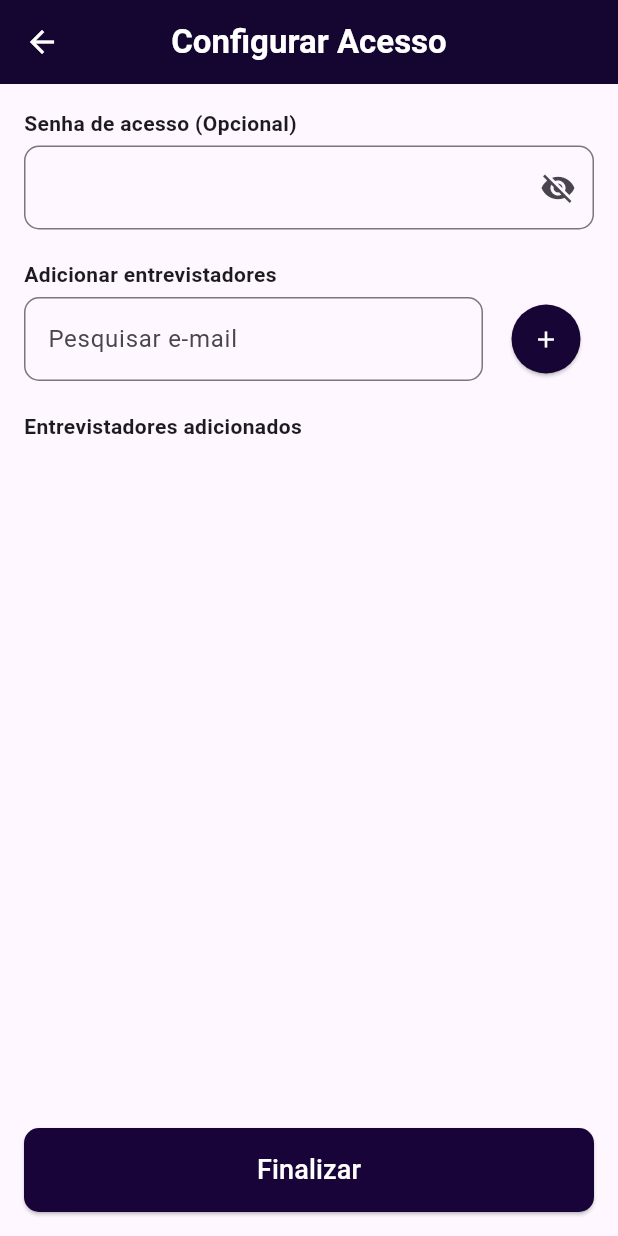
After one commit to RayDaBahia/Engenharia-de-Software, a Flutter app: the ConfigurarAcessoScreen screen opened by its route, on a phone screen of 412 x 824 dp. The commit adds this screen. Run offline on Flutter 3.47's test engine with Material 3 defaults, Android fonts, the phone set to English and light mode, and no system bars; our stand-ins replace cloud_firestore, firebase_auth, firebase_core, google_sign_in, image_picker; accounts and stored records are empty.

Commit message:
Tela de configurações - lógica incompleta

```diff
--- /dev/null
+++ b/uesb_forms/lib/Telas/Formulario/ConfigurarAcesso.dart
@@ -0,0 +1,202 @@
+import 'package:flutter/material.dart';
+
+void main() {
+  runApp(MaterialApp(
+    debugShowCheckedModeBanner: false,
+    home: ConfigurarAcessoScreen(),
+  ));
+}
+
+class ConfigurarAcessoScreen extends StatefulWidget {
+  @override
+  _ConfigurarAcessoScreenState createState() => _ConfigurarAcessoScreenState();
+}
+
+class _ConfigurarAcessoScreenState extends State<ConfigurarAcessoScreen> {
+  final TextEditingController _emailController = TextEditingController();
+  final TextEditingController _senhaController = TextEditingController();
+  bool _senhaVisivel = false;
+  List<Map<String, dynamic>> entrevistadores = [];
+
+  void _adicionarEntrevistador(String email) {
+    if (email.isNotEmpty && !entrevistadores.any((e) => e["email"] == email)) {
+      setState(() {
+        entrevistadores.add({
+          "email": email,
+          "selecionado": false,
+          "visivel": true, // Questionário visível por padrão
+          "ativo": true, // Entrevistador ativo por padrão
+        });
+      });
+      _emailController.clear();
+    }
+  }
+
+  void _removerEntrevistador(String email) {
+    setState(() {
+      entrevistadores.removeWhere((e) => e["email"] == email);
+    });
+  }
+
+  void _alternarSelecao(String email) {
+    setState(() {
+      for (var entrevistador in entrevistadores) {
+        if (entrevistador["email"] == email) {
+          entrevistador["selecionado"] = !entrevistador["selecionado"];
+        }
+      }
+    });
+  }
+
+  void _alternarVisibilidade(String email) {
+    setState(() {
+      for (var entrevistador in entrevistadores) {
+        if (entrevistador["email"] == email) {
+          entrevistador["visivel"] = !entrevistador["visivel"];
+        }
+      }
+    });
+  }
+
+  void _alternarAtivo(String email) {
+    setState(() {
+      for (var entrevistador in entrevistadores) {
+        if (entrevistador["email"] == email) {
+          entrevistador["ativo"] = !entrevistador["ativo"];
+        }
+      }
+    });
+  }
+
+  @override
+  Widget build(BuildContext context) {
+    return Scaffold(
+      appBar: AppBar(
+        backgroundColor: const Color.fromRGBO(21, 5, 49, 1),
+        leading: IconButton(
+          icon: Icon(Icons.arrow_back, color: Colors.white),
+          onPressed: () {
+            Navigator.pop(context);
+          },
+        ),
+        title: Text("Configurar Acesso",
+            style: TextStyle(fontWeight: FontWeight.bold, color: Colors.white)),
+        centerTitle: true,
+      ),
+      body: Padding(
+        padding: const EdgeInsets.all(16.0),
+        child: Column(
+          crossAxisAlignment: CrossAxisAlignment.start,
+          children: [
+            Text("Senha de acesso (Opcional)", style: TextStyle(fontWeight: FontWeight.bold)),
+            SizedBox(height: 5),
+            TextField(
+              controller: _senhaController,
+              obscureText: !_senhaVisivel,
+              decoration: InputDecoration(
+                border: OutlineInputBorder(borderRadius: BorderRadius.circular(10)),
+                suffixIcon: IconButton(
+                  icon: Icon(_senhaVisivel ? Icons.visibility : Icons.visibility_off),
+                  onPressed: () {
+                    setState(() {
+                      _senhaVisivel = !_senhaVisivel;
+                    });
+                  },
+                ),
+              ),
+            ),
+            SizedBox(height: 20),
+            Text("Adicionar entrevistadores", style: TextStyle(fontWeight: FontWeight.bold)),
+            SizedBox(height: 5),
+            Row(
+              children: [
+                Expanded(
+                  child: TextField(
+                    controller: _emailController,
+                    decoration: InputDecoration(
+                      hintText: "Pesquisar e-mail",
+                      border: OutlineInputBorder(borderRadius: BorderRadius.circular(10)),
+                    ),
+                    onSubmitted: _adicionarEntrevistador,
+                  ),
+                ),
+                SizedBox(width: 10),
+                ElevatedButton(
+                  style: ElevatedButton.styleFrom(
+                    backgroundColor: const Color.fromARGB(255, 23, 5, 53),
+                    shape: CircleBorder(),
+                    padding: EdgeInsets.all(14),
+                  ),
+                  onPressed: () => _adicionarEntrevistador(_emailController.text),
+                  child: Icon(Icons.add, color: Colors.white),
+                ),
+              ],
+            ),
+            SizedBox(height: 20),
+            Text("Entrevistadores adicionados", style: TextStyle(fontWeight: FontWeight.bold)),
+            SizedBox(height: 5),
+            Expanded(
+              child: ListView.builder(
+                itemCount: entrevistadores.length,
+                itemBuilder: (context, index) {
+                  final entrevistador = entrevistadores[index];
+                  return Card(
+                    child: Padding(
+                      padding: const EdgeInsets.all(6.0),
+                      child: Column(
+                        children: [
+                          ListTile(
+                            leading: Checkbox(
+                              value: entrevistador["selecionado"],
+                              onChanged: (value) => _alternarSelecao(entrevistador["email"]),
+                            ),
+                            title: Text(entrevistador["email"]),
+                            trailing: IconButton(
+                              icon: Icon(Icons.delete, color: Colors.red),
+                              onPressed: () => _removerEntrevistador(entrevistador["email"]),
+                            ),
+                          ),
+                          Row(
+                            mainAxisAlignment: MainAxisAlignment.spaceBetween,
+                            children: [
+                              Text("Visível"),
+                              Switch(
+                                value: entrevistador["visivel"],
+                                onChanged: (value) => _alternarVisibilidade(entrevistador["email"]),
+                                activeColor: Colors.green,
+                              ),
+                              Text("Ativo"),
+                              Switch(
+                                value: entrevistador["ativo"],
+                                onChanged: (value) => _alternarAtivo(entrevistador["email"]),
+                                activeColor: Colors.blue,
+                              ),
+                            ],
+                          ),
+                        ],
+                      ),
+                    ),
+                  );
+                },
+              ),
+            ),
+            SizedBox(
+              width: double.infinity,
+              child: ElevatedButton(
+                style: ElevatedButton.styleFrom(
+                  backgroundColor: const Color.fromARGB(255, 24, 4, 57),
+                  padding: EdgeInsets.symmetric(vertical: 15),
+                  shape: RoundedRectangleBorder(borderRadius: BorderRadius.circular(10)),
+                ),
+                onPressed: () {
+                  // Ação ao finalizar
+                },
+                child: Text("Finalizar", style: TextStyle(color: Colors.white, fontSize: 18)),
+              ),
+            ),
+          ],
+        ),
+      ),
+    );
+  }
+}
--- a/uesb_forms/lib/Telas/Formulario/EdicaoFormulario.dart
+++ b/uesb_forms/lib/Telas/Formulario/EdicaoFormulario.dart
@@ -38,7 +38,7 @@ class _EdicaoQuestionarioState extends State<EdicaoQuestionario> {
   }
 
 void _adicionarMaisQuestoes(BuildContext context) {
-     Navigator.of(context).pushNamed(
+     Navigator.of(context).pushReplacementNamed(
                 Rotas.SELECAO_QUESTOES_BANCO,
                 arguments: {
                   'banco': _banco, // Passando o banco
@@ -114,6 +114,7 @@ leading: IconButton(
                 ),
                 ElevatedButton(
                   onPressed: () {
+                    Navigator.pushNamed(context,Rotas.CONFIGURAR_ACESSO_FORMS);
 
                   },
                   style: ElevatedButton.styleFrom(backgroundColor: const Color.fromARGB(255, 1, 21, 37)),
--- a/uesb_forms/lib/Telas/Formulario/SelecaoQuestoesBanco.dart
+++ b/uesb_forms/lib/Telas/Formulario/SelecaoQuestoesBanco.dart
@@ -8,10 +8,6 @@ import 'package:uesb_forms/Utils/rotas.dart';
 import 'package:uesb_forms/Telas/Formulario/Configruacoes.dart';
 
 class SelecaoQuestoesBanco extends StatefulWidget {
-
-
-
-
 
   @override
   _SelecaoQuestoesBancoState createState() => _SelecaoQuestoesBancoState();
--- a/uesb_forms/lib/Utils/rotas.dart
+++ b/uesb_forms/lib/Utils/rotas.dart
@@ -16,4 +16,8 @@ class Rotas {
 
   static const EDICAO_FORMULARIO_TELA = '/EdicaoBanco';
 
+static const CONFIGURAR_ACESSO_FORMS = '/Configurar-Acesso-Formulario';
+
+
+
 }
--- a/uesb_forms/lib/main.dart
+++ b/uesb_forms/lib/main.dart
@@ -6,6 +6,7 @@ import 'package:uesb_forms/Telas/BancoDeQuestoes/meus_Bancos.dart';
 import 'package:uesb_forms/Telas/BancoDeQuestoes/meus_Formularios.dart';
 import 'package:uesb_forms/Telas/BancoDeQuestoes/crud_Banco_Questoes.dart';
 import 'package:uesb_forms/Telas/Formulario/Configruacoes.dart';
+import 'package:uesb_forms/Telas/Formulario/ConfigurarAcesso.dart';
 import 'package:uesb_forms/Telas/Formulario/EdicaoFormulario.dart';
 import 'package:uesb_forms/Telas/Formulario/SelecaoQuestoesBanco.dart';
 
@@ -65,7 +66,8 @@ class MyApp extends StatelessWidget {
           Rotas.CRIAR_FORMULARIO: (ctx)=> const Configruacoes(),
 
           Rotas.SELECAO_QUESTOES_BANCO: (ctx)=>  SelecaoQuestoesBanco (),
-          Rotas.EDICAO_FORMULARIO_TELA: (ctx)=> EdicaoQuestionario()
+          Rotas.EDICAO_FORMULARIO_TELA: (ctx)=> EdicaoQuestionario(),
+          Rotas.CONFIGURAR_ACESSO_FORMS: (ctx) => ConfigurarAcessoScreen()
         },
 
       ),
```
